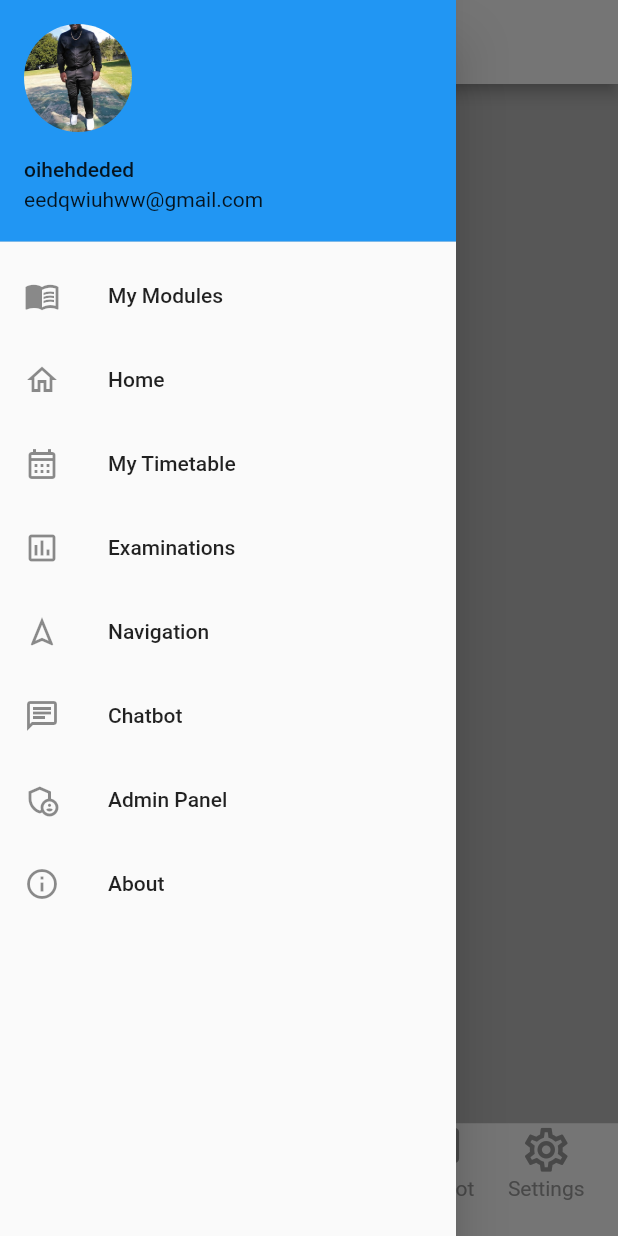
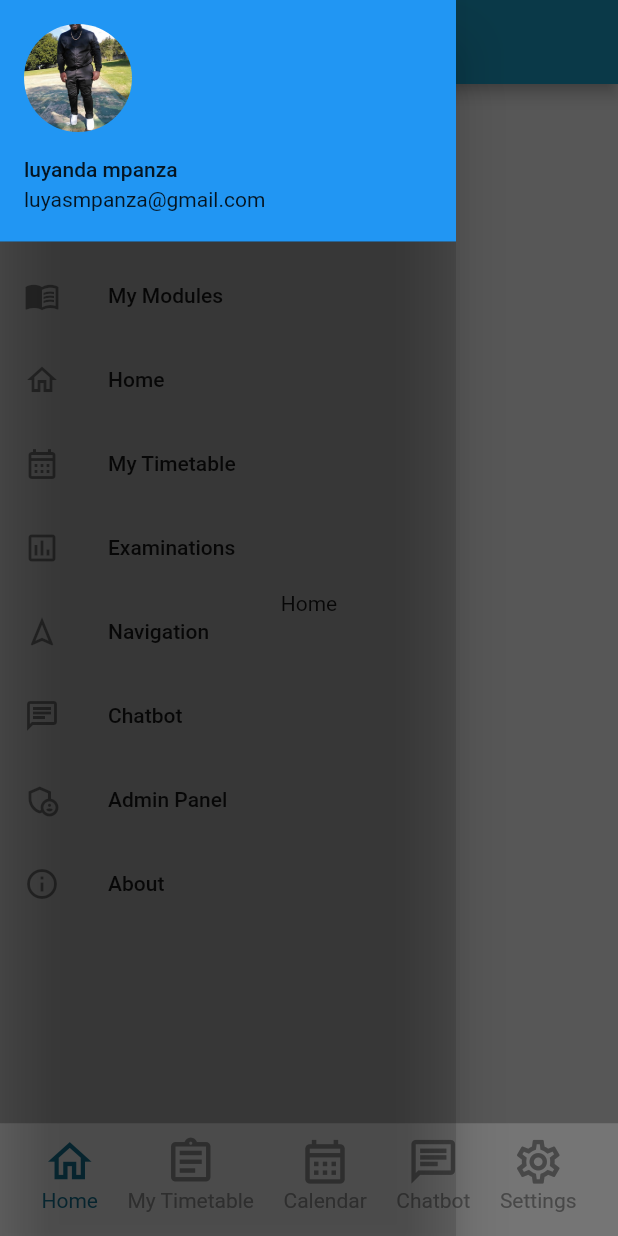
Before and after one commit to Vict0r2055/Campus-Buddy, a Flutter app: the HomePage screen opened by its route, with the side drawer open, on a phone screen of 412 x 824 dp. Run offline on Flutter 3.47's test engine with Material 2 defaults, Android fonts, the phone set to English and light mode, and no system bars; our stand-ins replace firebase_auth, firebase_core, firebase_database, firebase_storage, hive, hive_flutter and 1 more; accounts and stored records are empty.

Commit message:
colourful edits

```diff
--- a/lib/app_bar.dart
+++ b/lib/app_bar.dart
@@ -11,51 +11,20 @@ class MyAppBar extends StatelessWidget implements PreferredSizeWidget {
   @override
   Widget build(BuildContext context) {
     return AppBar(
+        backgroundColor: const Color(0xFF157D9E),
         centerTitle: true,
+        iconTheme: const IconThemeData(color: Colors.white),
         title: const Padding(
-        padding: EdgeInsets.only(top: 12.0),
+          padding: EdgeInsets.all(4),
           child: Text(
             'CAMPUS BUDDY',
             style: TextStyle(
-            color: Color(0xFF157D9E),
+              color: Colors.white,
               fontWeight: FontWeight.bold,
               fontSize: 20,
             ),
           ),
         ),
-    );
-  }
-}
-
-class MyAppBarWithDrawer extends StatelessWidget
-    implements PreferredSizeWidget {
-  const MyAppBarWithDrawer({
-    Key? key,
-  }) : super(key: key);
-
-  @override
-  Size get preferredSize => const Size.fromHeight(kToolbarHeight);
-
-  @override
-  Widget build(BuildContext context) {
-    return AppBar(
-      centerTitle: true,
-      title: const Text(
-        'CAMPUS BUDDY',
-        style: TextStyle(
-          color: Color(0xFF157D9E),
-          fontWeight: FontWeight.bold,
-          fontSize: 20,
-        ),
-      ),
-      actions: [
-        IconButton(
-          icon: const Icon(Icons.menu),
-          onPressed: () {
-            Scaffold.of(context).openDrawer();
-          },
-        ),
-      ],
         );
   }
 }
@@ -67,12 +36,12 @@ class NavBar extends StatelessWidget {
   @override
   Widget build(BuildContext context) {
     return Drawer(
-      // backgroundColor: const Color.fromARGB(141, 131, 134, 135),
+      backgroundColor: Colors.black12,
       child: ListView(
         children: [
           const UserAccountsDrawerHeader(
-            accountName: Text('oihehdeded'),
-            accountEmail: Text('eedqwiuhww@gmail.com'),
+            accountName: Text('luyanda mpanza'),
+            accountEmail: Text('luyasmpanza@gmail.com'),
             currentAccountPicture: CircleAvatar(
               backgroundColor: Colors.transparent,
               backgroundImage: AssetImage('images/profile.jpg'),
--- a/lib/bottom_nav.dart
+++ b/lib/bottom_nav.dart
@@ -14,8 +14,7 @@ class BottomNavigation extends StatelessWidget {
       color: Colors.white,
       child: SafeArea(
         child: Padding(
-          padding:
-              const EdgeInsets.only(bottom: 16.0), // Add bottom padding here
+          padding: const EdgeInsets.all(8), // Add bottom padding here
           child: Row(
             mainAxisAlignment: MainAxisAlignment.spaceEvenly,
             children: <Widget>[
@@ -28,7 +27,7 @@ class BottomNavigation extends StatelessWidget {
                     Icons.home_outlined,
                     size: 35,
                     color: getCurrentRoute() == '/home_page'
-                        ? Colors.blue
+                        ? const Color(0xFF157D9E)
                         : Colors.grey,
                   ),
                   label: 'Home',
@@ -44,7 +43,7 @@ class BottomNavigation extends StatelessWidget {
                     Icons.assignment_outlined,
                     size: 35,
                     color: getCurrentRoute() == '/my_timetable'
-                        ? Colors.blue
+                        ? const Color(0xFF157D9E)
                         : Colors.grey,
                   ),
                   label: 'My Timetable',
@@ -60,7 +59,7 @@ class BottomNavigation extends StatelessWidget {
                     Icons.calendar_month_outlined,
                     size: 35,
                     color: getCurrentRoute() == '/examinations'
-                        ? Colors.blue
+                        ? const Color(0xFF157D9E)
                         : Colors.grey,
                   ),
                   label: 'Calendar',
@@ -76,7 +75,7 @@ class BottomNavigation extends StatelessWidget {
                     Icons.chat_outlined,
                     size: 35,
                     color: getCurrentRoute() == '/chatbot'
-                        ? Colors.blue
+                        ? const Color(0xFF157D9E)
                         : Colors.grey,
                   ),
                   label: 'Chatbot',
@@ -92,7 +91,7 @@ class BottomNavigation extends StatelessWidget {
                     Icons.settings_outlined,
                     size: 35,
                     color: getCurrentRoute() == '/navigation_page'
-                        ? Colors.blue
+                        ? const Color(0xFF157D9E)
                         : Colors.grey,
                   ),
                   label: 'Settings',
@@ -134,7 +133,9 @@ class BottomNavigationItem extends StatelessWidget {
           Text(
             label,
             style: TextStyle(
-              color: getCurrentRoute() == routeName ? Colors.blue : Colors.grey,
+              color: getCurrentRoute() == routeName
+                  ? const Color(0xFF157D9E)
+                  : Colors.grey,
             ),
           ),
         ],
--- a/lib/home_page.dart
+++ b/lib/home_page.dart
@@ -1,6 +1,6 @@
 import 'package:flutter/material.dart';
 import 'app_bar.dart';
-import 'bottom_nav.dart';
+import 'package:campus_buddy/bottom_nav.dart';
 
 class HomePage extends StatelessWidget {
   const HomePage({super.key});
@@ -8,13 +8,13 @@ class HomePage extends StatelessWidget {
   @override
   Widget build(BuildContext context) {
     return Scaffold(
-      appBar: MyAppBar(),
-      drawer: NavBar(),
-      bottomNavigationBar: BottomNavigation(),
+      appBar: const MyAppBar(),
+      drawer: const NavBar(),
+      bottomNavigationBar: const BottomNavigation(),
       body: Container(
         // Wrap the body in a Container to set the background color
         color: Colors.black26, // Set your desired background color here
-        child: Center(
+        child: const Center(
           child: Text('Home'),
         ),
       ),
--- a/lib/my_timetable.dart
+++ b/lib/my_timetable.dart
@@ -2,6 +2,7 @@ import 'package:campus_buddy/home_page.dart';
 import 'package:flutter/material.dart';
 import 'package:campus_buddy/my_modules.dart';
 import 'package:hive_flutter/hive_flutter.dart';
+import 'package:campus_buddy/bottom_nav.dart';
 
 class MyTimetable extends StatefulWidget {
   const MyTimetable({Key? key}) : super(key: key);
@@ -123,6 +124,7 @@ class _MyTimetableState extends State<MyTimetable> {
                   ],
                 )
               : const Center(child: CircularProgressIndicator()),
+          bottomNavigationBar: const BottomNavigation(),
         ),
       ),
     );
--- a/lib/reusable_widgets.dart
+++ b/lib/reusable_widgets.dart
@@ -29,7 +29,7 @@ TextField reusableTextField(String text, IconData icon, bool isPasswordType,
       labelStyle: TextStyle(color: Colors.white.withOpacity(0.9)),
       filled: true,
       floatingLabelBehavior: FloatingLabelBehavior.never,
-      fillColor: Colors.blue.withOpacity(0.3),
+      fillColor: const Color(0xFF157D9E).withOpacity(0.3),
       border: OutlineInputBorder(
           borderRadius: BorderRadius.circular(30.0),
           borderSide: const BorderSide(width: 0, style: BorderStyle.none)),
@@ -55,7 +55,7 @@ Container firebaseUIButton(BuildContext context, String title, Function onTap) {
             if (states.contains(MaterialState.pressed)) {
               return Colors.black26;
             }
-            return Colors.white;
+            return const Color(0xFF157D9E);
           }),
           shape: MaterialStateProperty.all<RoundedRectangleBorder>(
               RoundedRectangleBorder(borderRadius: BorderRadius.circular(30)))),
--- a/lib/sign_in.dart
+++ b/lib/sign_in.dart
@@ -66,7 +66,7 @@ class _SignInScreenState extends State<SignInScreen> {
                 const SizedBox(
                   height: 20,
                 ),
-
+                vistorOption(),
                 signUpOption(),
               ],
             ),
--- a/pubspec.yaml
+++ b/pubspec.yaml
@@ -42,6 +42,8 @@ dependencies:
   provider: ^6.0.5
   table_calendar: ^3.0.0
   flutter_dotenv: ^5.1.0
+  hive_flutter: ^1.1.0
+  hive: ^2.2.3
 
 dev_dependencies:
   flutter_test:
```
Also changed, not shown: lib/examinations.dart (+19 -9 lines), pubspec.lock, 1 other file. Lines whose indentation alone changed are shown as unchanged.
